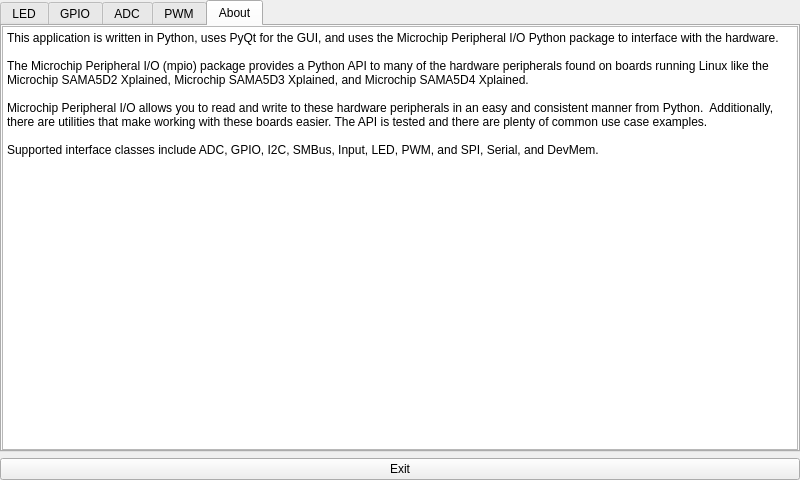
linux4sam/iocontrol, file iocontrol/iocontrol.ui: the form before one commit.
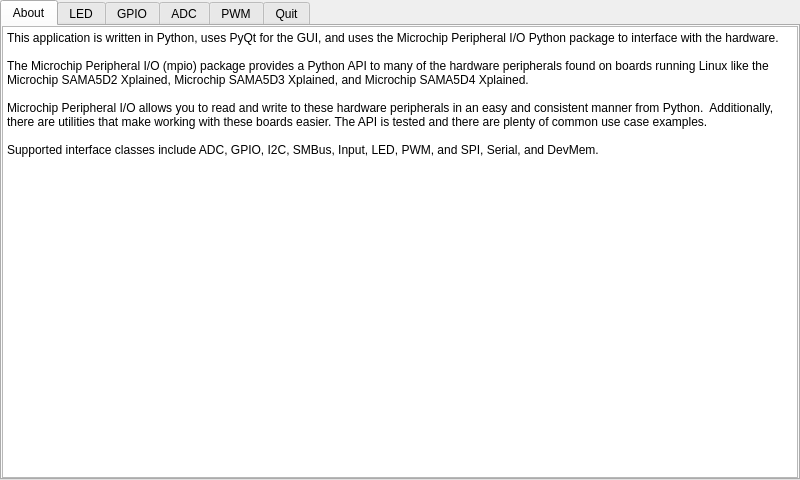
The form after the commit.

Commit message:
remove quit button and make tab
This frees up a screen space by moving the exit button to be a tab that responds
to quiting the application.

What changed in the file:
```diff
--- a/iocontrol/iocontrol.ui
+++ b/iocontrol/iocontrol.ui
@@ -36,13 +36,6 @@
     <property name="margin">
      <number>0</number>
     </property>
-    <item row="1" column="0">
-     <widget class="QPushButton" name="btn_exit">
-      <property name="text">
-       <string>Exit</string>
-      </property>
-     </widget>
-    </item>
     <item row="0" column="0">
      <widget class="QTabWidget" name="tabs">
       <property name="font">
@@ -65,26 +58,6 @@
       <property name="usesScrollButtons">
        <bool>false</bool>
       </property>
-      <widget class="QWidget" name="tab_led">
-       <attribute name="title">
-        <string>LED</string>
-       </attribute>
-      </widget>
-      <widget class="QWidget" name="tab_gpio">
-       <attribute name="title">
-        <string>GPIO</string>
-       </attribute>
-      </widget>
-      <widget class="QWidget" name="tab_adc">
-       <attribute name="title">
-        <string>ADC</string>
-       </attribute>
-      </widget>
-      <widget class="QWidget" name="tab_pwm">
-       <attribute name="title">
-        <string>PWM</string>
-       </attribute>
-      </widget>
       <widget class="QWidget" name="tab">
        <attribute name="title">
         <string>About</string>
@@ -111,6 +84,31 @@
         </item>
        </layout>
       </widget>
+      <widget class="QWidget" name="tab_led">
+       <attribute name="title">
+        <string>LED</string>
+       </attribute>
+      </widget>
+      <widget class="QWidget" name="tab_gpio">
+       <attribute name="title">
+        <string>GPIO</string>
+       </attribute>
+      </widget>
+      <widget class="QWidget" name="tab_adc">
+       <attribute name="title">
+        <string>ADC</string>
+       </attribute>
+      </widget>
+      <widget class="QWidget" name="tab_pwm">
+       <attribute name="title">
+        <string>PWM</string>
+       </attribute>
+      </widget>
+      <widget class="QWidget" name="tab_quit">
+       <attribute name="title">
+        <string>Quit</string>
+       </attribute>
+      </widget>
      </widget>
     </item>
    </layout>
```
Left out of the diff: 2 changed lines with no effect on the pictures. The commit also changes 1 other file.
